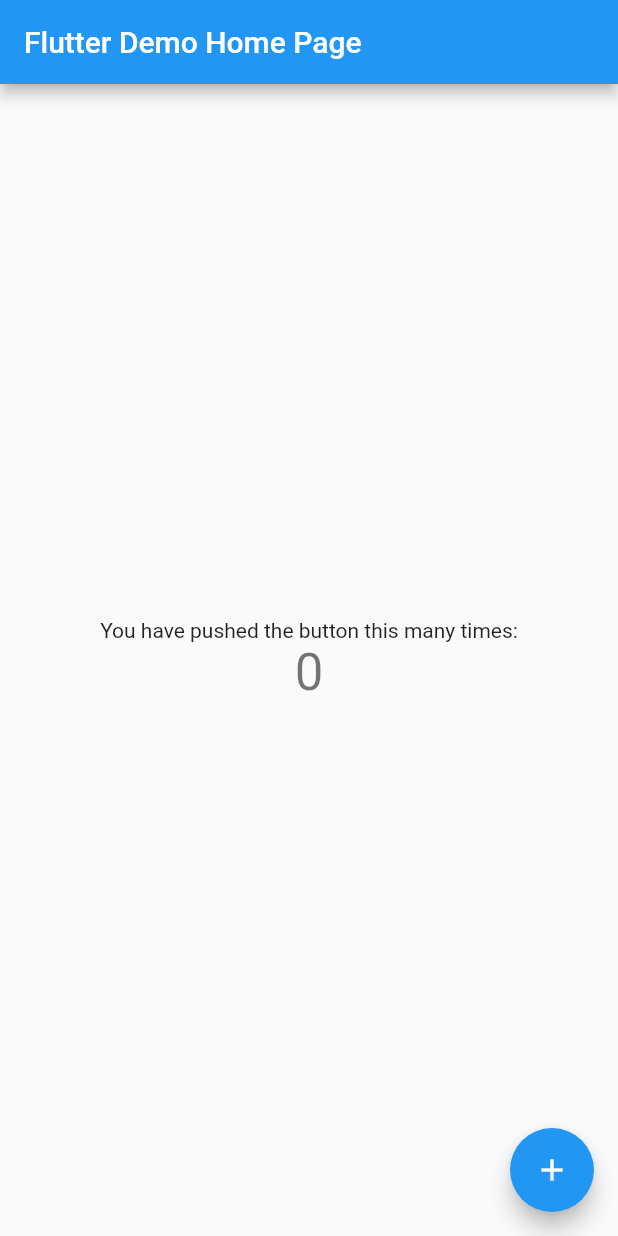
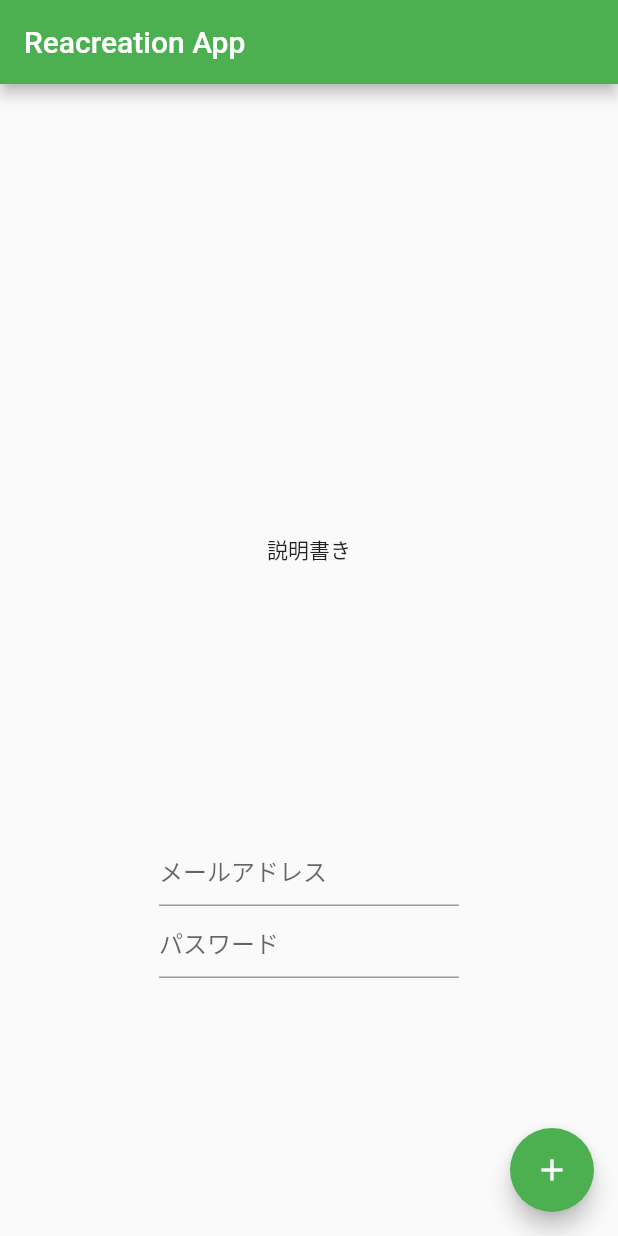
Before and after one commit to lawrie-6st/recreation_site, a Flutter app: the screen it shows after launch, on a phone screen of 412 x 824 dp. Run offline on Flutter 3.47's test engine with Material 2 defaults, Android fonts, the phone set to English and light mode, and no system bars.

Commit message:
既存のmain.dartの整理及び、実験の追加

```diff
--- a/lib/main.dart
+++ b/lib/main.dart
@@ -6,41 +6,20 @@ void main() {
 
 class MyApp extends StatelessWidget {
   const MyApp({Key? key}) : super(key: key);
-
-  // This widget is the root of your application.
   @override
   Widget build(BuildContext context) {
     return MaterialApp(
-      title: 'Flutter Demo',
+      title: 'ふらったー',
       theme: ThemeData(
-        // This is the theme of your application.
-        //
-        // Try running your application with "flutter run". You'll see the
-        // application has a blue toolbar. Then, without quitting the app, try
-        // changing the primarySwatch below to Colors.green and then invoke
-        // "hot reload" (press "r" in the console where you ran "flutter run",
-        // or simply save your changes to "hot reload" in a Flutter IDE).
-        // Notice that the counter didn't reset back to zero; the application
-        // is not restarted.
-        primarySwatch: Colors.blue,
+        primarySwatch: Colors.green,
       ),
-      home: const MyHomePage(title: 'Flutter Demo Home Page'),
+      home: const MyHomePage(title: 'Reacreation App'),
     );
   }
 }
 
 class MyHomePage extends StatefulWidget {
   const MyHomePage({Key? key, required this.title}) : super(key: key);
-
-  // This widget is the home page of your application. It is stateful, meaning
-  // that it has a State object (defined below) that contains fields that affect
-  // how it looks.
-
-  // This class is the configuration for the state. It holds the values (in this
-  // case the title) provided by the parent (in this case the App widget) and
-  // used by the build method of the State. Fields in a Widget subclass are
-  // always marked "final".
-
   final String title;
 
   @override
@@ -52,55 +31,35 @@ class _MyHomePageState extends State<MyHomePage> {
 
   void _incrementCounter() {
     setState(() {
-      // This call to setState tells the Flutter framework that something has
-      // changed in this State, which causes it to rerun the build method below
-      // so that the display can reflect the updated values. If we changed
-      // _counter without calling setState(), then the build method would not be
-      // called again, and so nothing would appear to happen.
       _counter++;
     });
   }
 
   @override
   Widget build(BuildContext context) {
-    // This method is rerun every time setState is called, for instance as done
-    // by the _incrementCounter method above.
-    //
-    // The Flutter framework has been optimized to make rerunning build methods
-    // fast, so that you can just rebuild anything that needs updating rather
-    // than having to individually change instances of widgets.
     return Scaffold(
       appBar: AppBar(
-        // Here we take the value from the MyHomePage object that was created by
-        // the App.build method, and use it to set our appbar title.
         title: Text(widget.title),
       ),
       body: Center(
-        // Center is a layout widget. It takes a single child and positions it
-        // in the middle of the parent.
         child: Column(
-          // Column is also a layout widget. It takes a list of children and
-          // arranges them vertically. By default, it sizes itself to fit its
-          // children horizontally, and tries to be as tall as its parent.
-          //
-          // Invoke "debug painting" (press "p" in the console, choose the
-          // "Toggle Debug Paint" action from the Flutter Inspector in Android
-          // Studio, or the "Toggle Debug Paint" command in Visual Studio Code)
-          // to see the wireframe for each widget.
-          //
-          // Column has various properties to control how it sizes itself and
-          // how it positions its children. Here we use mainAxisAlignment to
-          // center the children vertically; the main axis here is the vertical
-          // axis because Columns are vertical (the cross axis would be
-          // horizontal).
-          mainAxisAlignment: MainAxisAlignment.center,
-          children: <Widget>[
-            const Text(
-              'You have pushed the button this many times:',
+          children: [
+            const SizedBox(
+              height: 300,
             ),
-            Text(
-              '$_counter',
-              style: Theme.of(context).textTheme.headline4,
+            Container(
+              height: 200,
+              child: Text('説明書き'),
+            ),
+            Container(
+              width: 200,
+              child: Column(
+                mainAxisAlignment: MainAxisAlignment.start,
+                children: const <Widget>[
+                  TextField(decoration: InputDecoration(hintText: 'メールアドレス')),
+                  TextField(decoration: InputDecoration(hintText: 'パスワード'))
+                ],
+              ),
             ),
           ],
         ),
```
